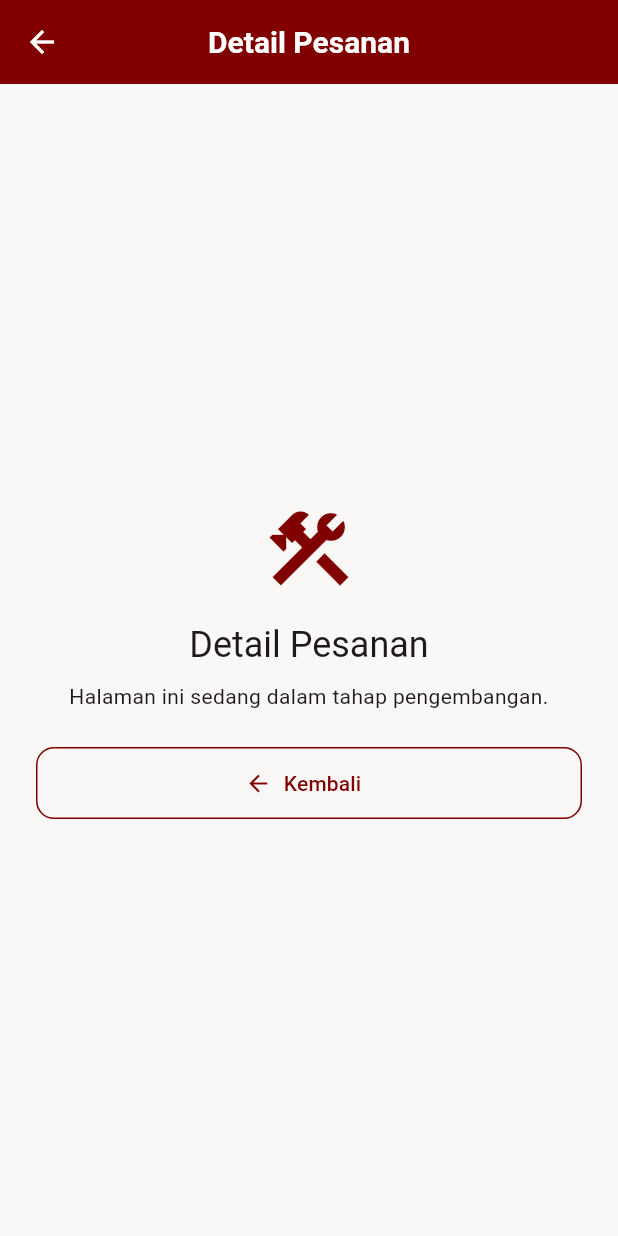
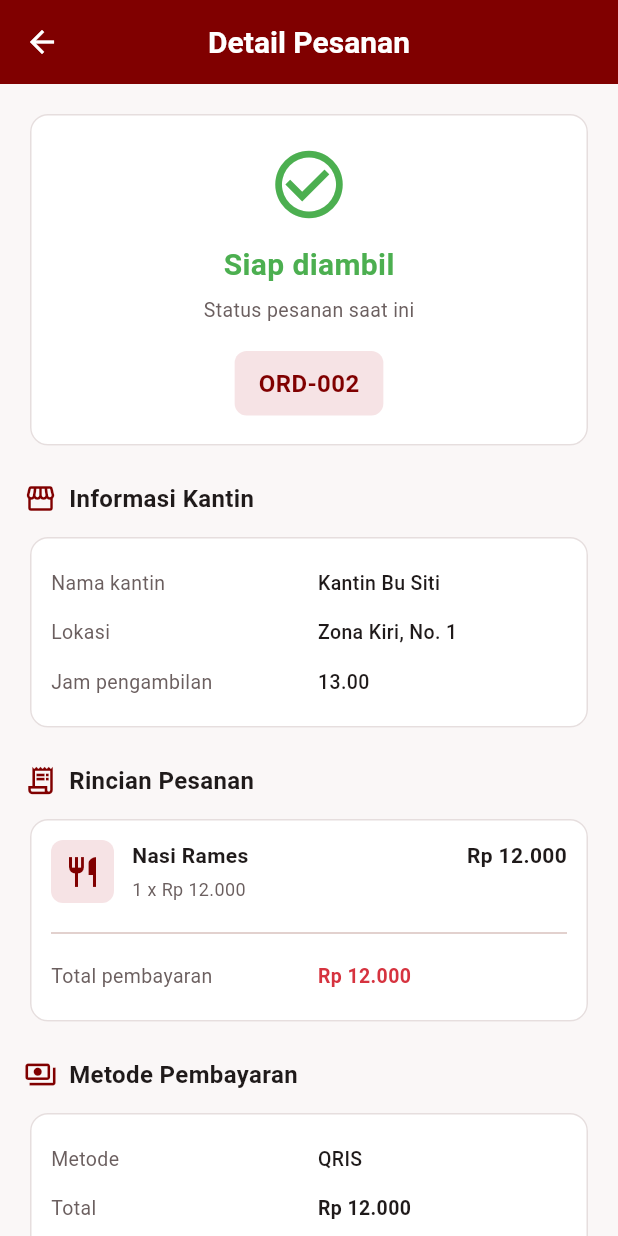
Before and after one commit to raikamaulana/PojokKantin, a Flutter app: the RiwayatPesananPage screen opened by its route, after a tap on "Lihat Detail Pesanan", on a phone screen of 412 x 824 dp. Run offline on Flutter 3.47's test engine with Material 3 defaults, Android fonts, the phone set to English and light mode, and no system bars.

Commit message:
feat(pesanan): menambahkan halaman detail pesanan

```diff
--- /dev/null
+++ b/lib/features/pesanan/detail_pesanan_page.dart
@@ -0,0 +1,339 @@
+
+import 'package:flutter/material.dart';
+
+import '../../core/dummy_data.dart';
+import '../../core/models.dart';
+import '../../core/theme.dart';
+
+class DetailPesananPage extends StatelessWidget {
+  const DetailPesananPage({super.key});
+
+  String _rupiah(int nominal) {
+    final angka = nominal.toString();
+    final hasil = StringBuffer();
+
+    for (var i = 0; i < angka.length; i++) {
+      if (i > 0 && (angka.length - i) % 3 == 0) {
+        hasil.write('.');
+      }
+      hasil.write(angka[i]);
+    }
+
+    return 'Rp $hasil';
+  }
+
+  Color _warnaStatus(String status) {
+    switch (status.toLowerCase()) {
+      case 'siap diambil':
+        return Colors.green;
+      case 'selesai':
+        return Colors.blue;
+      case 'dibatalkan':
+        return Colors.red;
+      default:
+        return AppTheme.accent;
+    }
+  }
+
+  IconData _ikonStatus(String status) {
+    switch (status.toLowerCase()) {
+      case 'siap diambil':
+        return Icons.check_circle_outline;
+      case 'selesai':
+        return Icons.task_alt_outlined;
+      case 'dibatalkan':
+        return Icons.cancel_outlined;
+      default:
+        return Icons.hourglass_top_outlined;
+    }
+  }
+
+  @override
+  Widget build(BuildContext context) {
+    final args = ModalRoute.of(context)?.settings.arguments;
+    final Pesanan? pesanan = args is Pesanan ? args : null;
+
+    if (pesanan == null) {
+      return Scaffold(
+        appBar: AppBar(title: const Text('Detail Pesanan')),
+        body: const Center(
+          child: Padding(
+            padding: EdgeInsets.all(24),
+            child: Text(
+              'Data pesanan tidak ditemukan. '
+              'Silakan buka detail dari Riwayat Pesanan.',
+              textAlign: TextAlign.center,
+            ),
+          ),
+        ),
+      );
+    }
+
+    final kantin = DummyData.cariKantin(pesanan.kantinId);
+    final warna = _warnaStatus(pesanan.status);
+
+    return Scaffold(
+      backgroundColor: AppTheme.background,
+      appBar: AppBar(
+        title: const Text('Detail Pesanan'),
+      ),
+      body: ListView(
+        padding: const EdgeInsets.all(16),
+        children: [
+          Card(
+            color: AppTheme.surface,
+            elevation: 0,
+            shape: RoundedRectangleBorder(
+              borderRadius: BorderRadius.circular(12),
+              side: const BorderSide(color: AppTheme.divider),
+            ),
+            child: Padding(
+              padding: const EdgeInsets.all(20),
+              child: Column(
+                children: [
+                  Icon(
+                    _ikonStatus(pesanan.status),
+                    size: 54,
+                    color: warna,
+                  ),
+                  const SizedBox(height: 12),
+                  Text(
+                    pesanan.status,
+                    style: TextStyle(
+                      fontSize: 20,
+                      fontWeight: FontWeight.bold,
+                      color: warna,
+                    ),
+                  ),
+                  const SizedBox(height: 6),
+                  const Text(
+                    'Status pesanan saat ini',
+                    style: TextStyle(
+                      color: AppTheme.textSecondary,
+                      fontSize: 13,
+                    ),
+                  ),
+                  const SizedBox(height: 18),
+                  Container(
+                    padding: const EdgeInsets.symmetric(
+                      horizontal: 16,
+                      vertical: 10,
+                    ),
+                    decoration: BoxDecoration(
+                      color: AppTheme.tint,
+                      borderRadius: BorderRadius.circular(8),
+                    ),
+                    child: Text(
+                      pesanan.id,
+                      style: const TextStyle(
+                        color: AppTheme.primary,
+                        fontWeight: FontWeight.bold,
+                        fontSize: 16,
+                      ),
+                    ),
+                  ),
+                ],
+              ),
+            ),
+          ),
+          const SizedBox(height: 20),
+          _judulBagian(
+            Icons.storefront_outlined,
+            'Informasi Kantin',
+          ),
+          const SizedBox(height: 10),
+          _kartuInformasi([
+            _barisInfo(
+              'Nama kantin',
+              kantin?.nama ?? 'Kantin tidak tersedia',
+            ),
+            _barisInfo(
+              'Lokasi',
+              kantin?.lokasi ?? '-',
+            ),
+            _barisInfo(
+              'Jam pengambilan',
+              pesanan.jamAmbil,
+            ),
+          ]),
+          const SizedBox(height: 20),
+          _judulBagian(
+            Icons.receipt_long_outlined,
+            'Rincian Pesanan',
+          ),
+          const SizedBox(height: 10),
+          _kartuInformasi([
+            ...pesanan.items.map((detail) {
+              final menu = DummyData.cariMenu(detail.menuId);
+              final namaMenu = menu?.nama ?? detail.menuId;
+              final harga = menu?.harga ?? 0;
+
+              return Padding(
+                padding: const EdgeInsets.only(bottom: 16),
+                child: Row(
+                  crossAxisAlignment: CrossAxisAlignment.start,
+                  children: [
+                    Container(
+                      width: 42,
+                      height: 42,
+                      decoration: BoxDecoration(
+                        color: AppTheme.tint,
+                        borderRadius: BorderRadius.circular(8),
+                      ),
+                      child: const Icon(
+                        Icons.restaurant_outlined,
+                        color: AppTheme.primary,
+                      ),
+                    ),
+                    const SizedBox(width: 12),
+                    Expanded(
+                      child: Column(
+                        crossAxisAlignment: CrossAxisAlignment.start,
+                        children: [
+                          Text(
+                            namaMenu,
+                            style: const TextStyle(
+                              fontWeight: FontWeight.w600,
+                              color: AppTheme.textPrimary,
+                            ),
+                          ),
+                          const SizedBox(height: 4),
+                          Text(
+                            '${detail.jumlah} x ${_rupiah(harga)}',
+                            style: const TextStyle(
+                              fontSize: 12,
+                              color: AppTheme.textSecondary,
+                            ),
+                          ),
+                        ],
+                      ),
+                    ),
+                    Text(
+                      _rupiah(harga * detail.jumlah),
+                      style: const TextStyle(
+                        fontWeight: FontWeight.w600,
+                        color: AppTheme.textPrimary,
+                      ),
+                    ),
+                  ],
+                ),
+              );
+            }),
+            const Divider(height: 8),
+            const SizedBox(height: 8),
+            _barisInfo(
+              'Total pembayaran',
+              _rupiah(pesanan.total),
+              nilaiTebal: true,
+              warnaNilai: AppTheme.accent,
+            ),
+          ]),
+          const SizedBox(height: 20),
+          _judulBagian(
+            Icons.payments_outlined,
+            'Metode Pembayaran',
+          ),
+          const SizedBox(height: 10),
+          _kartuInformasi([
+            _barisInfo(
+              'Metode',
+              pesanan.metodePembayaran,
+            ),
+            _barisInfo(
+              'Total',
+              _rupiah(pesanan.total),
+              nilaiTebal: true,
+            ),
+          ]),
+          const SizedBox(height: 24),
+          SizedBox(
+            height: 48,
+            child: OutlinedButton.icon(
+              onPressed: () => Navigator.pop(context),
+              icon: const Icon(Icons.arrow_back),
+              label: const Text('Kembali ke Riwayat Pesanan'),
+              style: OutlinedButton.styleFrom(
+                foregroundColor: AppTheme.primary,
+                side: const BorderSide(color: AppTheme.primary),
+                shape: RoundedRectangleBorder(
+                  borderRadius: BorderRadius.circular(10),
+                ),
+              ),
+            ),
+          ),
+        ],
+      ),
+    );
+  }
+
+  Widget _judulBagian(IconData ikon, String judul) {
+    return Row(
+      children: [
+        Icon(ikon, color: AppTheme.primary, size: 22),
+        const SizedBox(width: 8),
+        Text(
+          judul,
+          style: const TextStyle(
+            fontSize: 16,
+            fontWeight: FontWeight.bold,
+            color: AppTheme.textPrimary,
+          ),
+        ),
+      ],
+    );
+  }
+
+  Widget _kartuInformasi(List<Widget> children) {
+    return Card(
+      color: AppTheme.surface,
+      elevation: 0,
+      shape: RoundedRectangleBorder(
+        borderRadius: BorderRadius.circular(12),
+        side: const BorderSide(color: AppTheme.divider),
+      ),
+      child: Padding(
+        padding: const EdgeInsets.all(14),
+        child: Column(children: children),
+      ),
+    );
+  }
+
+  Widget _barisInfo(
+    String label,
+    String nilai, {
+    bool nilaiTebal = false,
+    Color? warnaNilai,
+  }) {
+    return Padding(
+      padding: const EdgeInsets.symmetric(vertical: 7),
+      child: Row(
+        crossAxisAlignment: CrossAxisAlignment.start,
+        children: [
+          Expanded(
+            child: Text(
+              label,
+              style: const TextStyle(
+                fontSize: 13,
+                color: AppTheme.textSecondary,
+              ),
+            ),
+          ),
+          const SizedBox(width: 12),
+          Flexible(
+            child: Text(
+              nilai,
+              textAlign: TextAlign.end,
+              style: TextStyle(
+                fontSize: 13,
+                fontWeight: nilaiTebal
+                    ? FontWeight.bold
+                    : FontWeight.w500,
+                color: warnaNilai ?? AppTheme.textPrimary,
+              ),
+            ),
+          ),
+        ],
+      ),
+    );
+  }
+}
--- a/lib/features/pesanan/pesanan_routes.dart
+++ b/lib/features/pesanan/pesanan_routes.dart
@@ -4,6 +4,7 @@ import '../../shared/placeholder_page.dart';
 import 'keranjang_page.dart';
 import 'checkout_page.dart';
 import 'riwayat_pesanan_page.dart';
+import 'detail_pesanan_page.dart';
 
 class PesananRoutes {
   PesananRoutes._();
@@ -16,9 +17,7 @@ class PesananRoutes {
 
     AppRoutes.pesanan: (context) => const RiwayatPesananPage(),
 
-    AppRoutes.pesananDetail: (context) => const PlaceholderPage(
-      title: 'Detail Pesanan',
-    ),
+    AppRoutes.pesananDetail: (context) => const DetailPesananPage(),
 
     // Halaman penjual
     AppRoutes.kantinPesanan: (context) => const PlaceholderPage(
```
